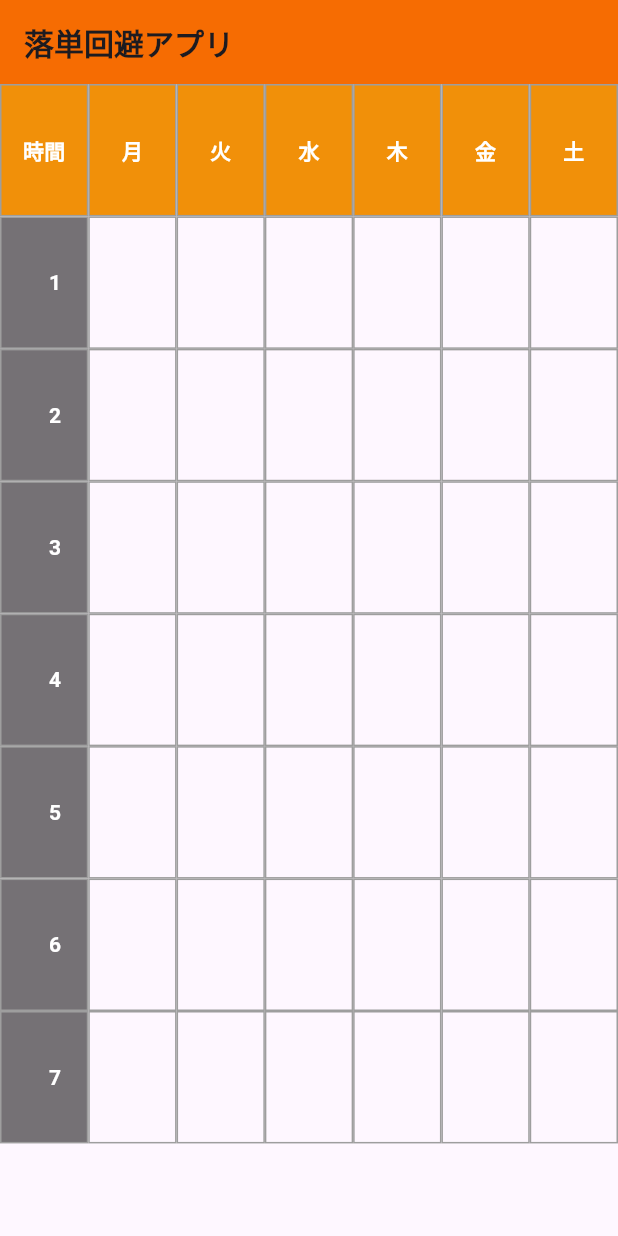
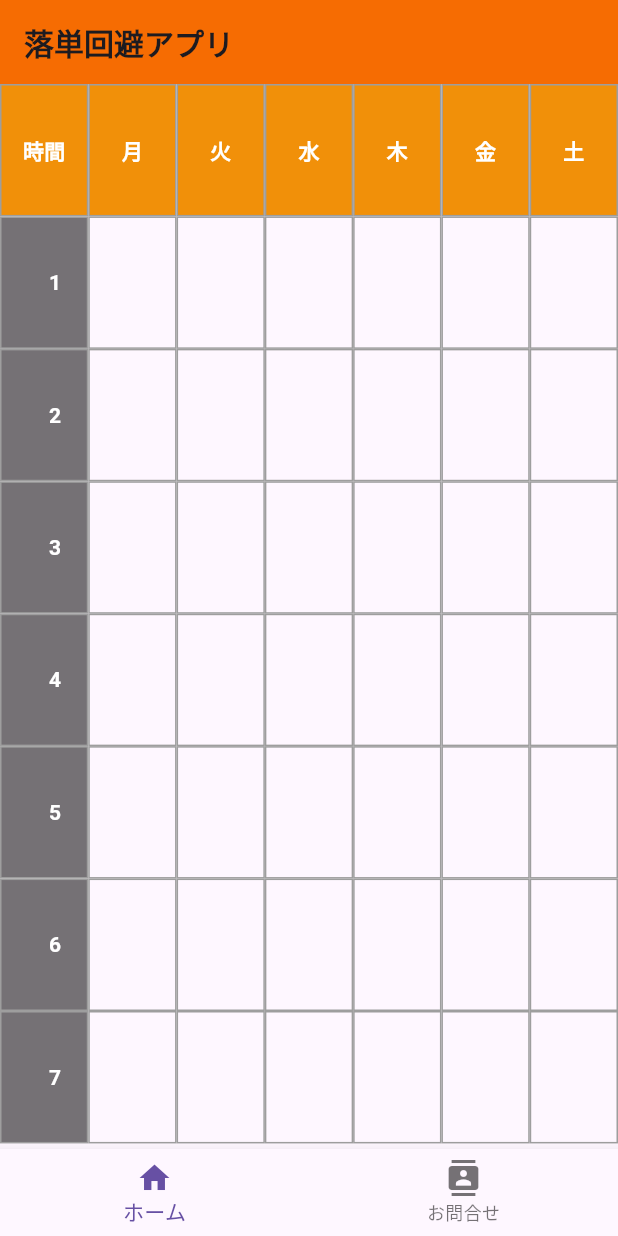
Before and after one commit to hashimo000/schedule_app, a Flutter app: the screen it shows after launch, on a phone screen of 412 x 824 dp. Run offline on Flutter 3.47's test engine with Material 3 defaults, Android fonts, the phone set to English and light mode, and no system bars; our stand-ins replace flutter_riverpod.

Commit message:
ボトムねびゲーしょんばーを配置

```diff
--- a/lib/HomePage.dart
+++ b/lib/HomePage.dart
@@ -44,6 +44,18 @@ class _TimetableScreenState extends State<TimetableScreen> {
   backgroundColor: Color.fromARGB(255, 246, 108, 2),
   ),
       body: TimetableGrid(),
+       bottomNavigationBar: BottomNavigationBar(
+        items: const <BottomNavigationBarItem>[
+          BottomNavigationBarItem(
+            icon: Icon(Icons.home),
+            label: 'ホーム',
+          ),
+          BottomNavigationBarItem(
+            icon: Icon(Icons.contacts),
+            label: 'お問合せ',
+          ),
+        ],
+      ),
     );
   }
 }
```
